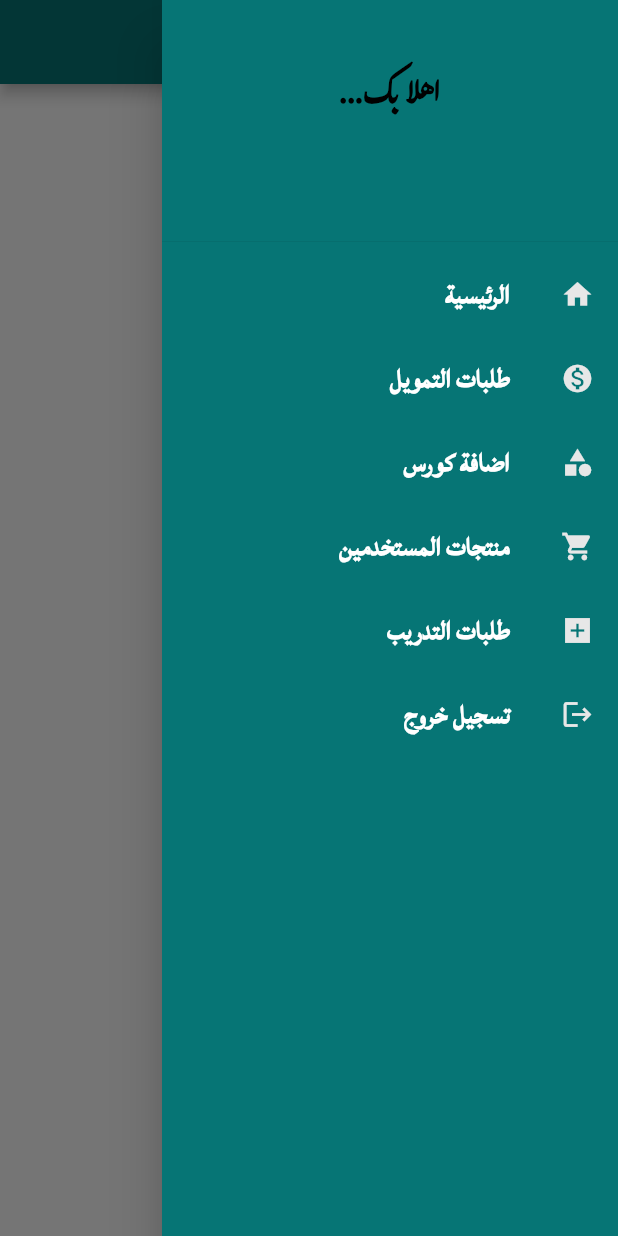
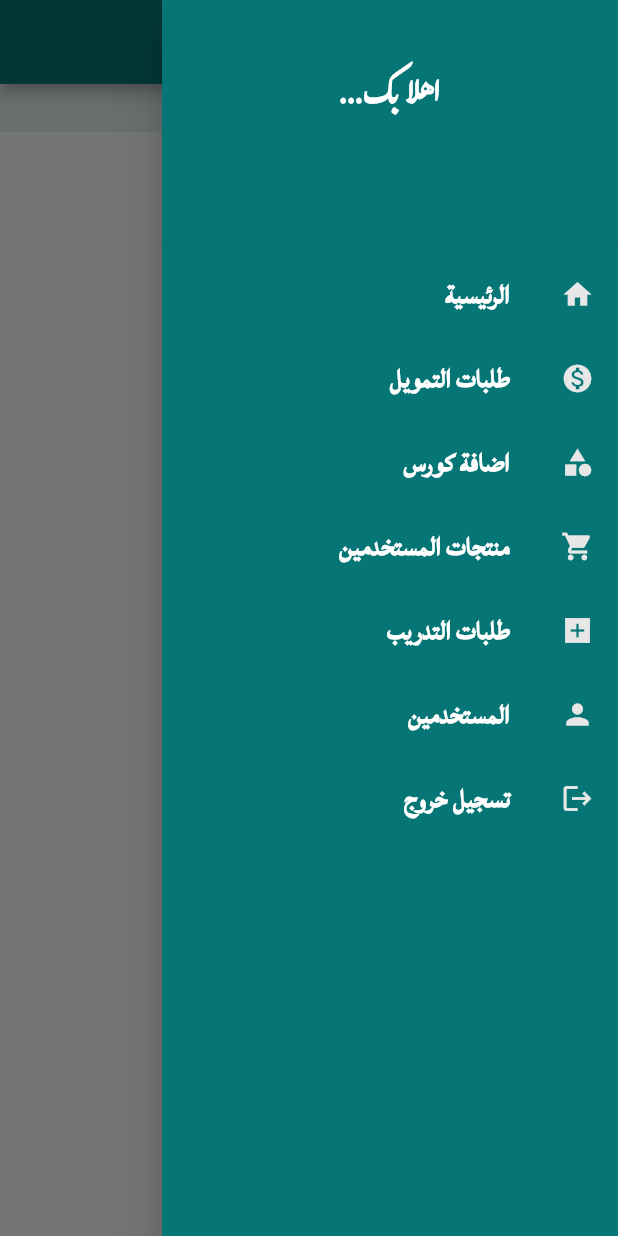
Before and after one commit to AlaaBaha/dashboardAdmain, a Flutter app: the Product_page screen opened by its route, with the side drawer open, on a phone screen of 412 x 824 dp. Run offline on Flutter 3.47's test engine with Material 2 defaults, Android fonts, the light colour scheme and no system bars; our stand-ins replace animated_text_kit, cloud_firestore, cool_alert, dropdown_search, file_picker, firebase_auth and 4 more; missing offline and left inert: loading_overlay_pro; accounts and stored records are empty.

Commit message:
the finish project dashboard

```diff
--- a/lib/View/constants/page_titles.dart
+++ b/lib/View/constants/page_titles.dart
@@ -7,4 +7,5 @@ class PageTitles {
   static const String logout = 'تسجيل خروج';
   static const String detail_course = 'تفاصيل طلب كورس التدريب';
   static const String detail_funding = 'تفاصيل طلب التمويل';
+  static const String user = 'المستخدمين';
 }
--- a/lib/View/constants/route_names.dart
+++ b/lib/View/constants/route_names.dart
@@ -8,4 +8,5 @@ class RouteNames {
   static const String register = '/register';
   static const String detail_Course = '/detail_Course';
   static const String detail_funding = '/detail_Funding';
+  static const String user = '/user';
 }
--- a/lib/View/pages/Cource_Page/AddCourse.dart
+++ b/lib/View/pages/Cource_Page/AddCourse.dart
@@ -9,6 +9,7 @@ import 'package:admaindashboard/config_Customer/size_phone.dart';
 import 'package:file_picker/file_picker.dart';
 import 'package:flutter/material.dart';
 import 'package:flutter/services.dart';
+import 'package:get/get.dart';
 import 'package:loading_overlay_pro/loading_overlay_pro.dart';
 import 'package:dropdown_search/dropdown_search.dart';
 class Course extends StatefulWidget {
@@ -181,12 +182,16 @@ class _CourseState extends State<Course> {
     );
   }
   Container textfield(String title,Icon icon,TextEditingController control){
+
     return  Container(
       child: TextFormField(
+autovalidateMode: AutovalidateMode.onUserInteraction,
           controller: control,
           validator: (val){
             if(val!.isEmpty)
               return 'الحقل مطلوب';
+            else if(control==name&&val.isNum)
+            return 'لا تدخل رقم';
           }
           ,
           onSaved: (val){
@@ -197,7 +202,6 @@ class _CourseState extends State<Course> {
           keyboardType:title=="أدخل رابط محتوى الكورس"?TextInputType.multiline:TextInputType.text,
           maxLines: title=="أدخل رابط محتوى الكورس"?4:1,
           decoration: InputDecoration(
-
             filled: true,
             fillColor: Colors.white,
             prefixIcon: icon,
--- a/lib/View/pages/Product/Product_page.dart
+++ b/lib/View/pages/Product/Product_page.dart
@@ -22,29 +22,14 @@ class _Product_pageState extends State<Product_page> {
       textDirection: TextDirection.rtl,
       child: AppScaffold(
           pageTitle: PageTitles.Product,
-          body: SingleChildScrollView(
+          body: Stack(
+            children: [
+              SingleChildScrollView(
                 child:Container(
+                  margin: EdgeInsets.only(top: 30),
                   color: backgroundColor,
                   child: Column(
                     children: [
-                  Row(
-                    mainAxisAlignment: MainAxisAlignment.spaceAround,
-                    children: [
-                      VerticalDivider(thickness: 3,width: 3,),
-                      Text("",style: Text_Style().StyleFount(size: 20, fountFamily: "body", color: Colors.black),),
-                      VerticalDivider(thickness: 3,width: 3,),
-                      Text("اسم المنتج",style: Text_Style().StyleFount(size: 22, fountFamily: "body", color: Colors.black),),
-                      if(size_phone.width!>900)VerticalDivider(thickness: 3,width: 3,),
-                      if(size_phone.width!>900) Text("مالك المنتج",style: Text_Style().StyleFount(size: 20, fountFamily: "body", color: Colors.black),),
-                      if(size_phone.width!>900)VerticalDivider(thickness: 3,width: 3,),
-                      if(size_phone.width!>900)Text("تصنيف المنتج",style: Text_Style().StyleFount(size: 20, fountFamily: "body", color: Colors.black),),
-                      if(size_phone.width!>900)VerticalDivider(thickness: 3,width: 3,),
-                      Text("سعرالمنتج",style: Text_Style().StyleFount(size: 20, fountFamily: "body", color: Colors.black),),
-                      VerticalDivider(thickness: 3,width: 3,),
-                      Text("",style: Text_Style().StyleFount(size: 20, fountFamily: "body", color: Colors.black),),
-                      VerticalDivider(thickness: 3,width: 3,),
-                    ],
-                  ),
                       Container(
                         height: size_phone.height,
                         child: StreamBuilder(
@@ -69,6 +54,28 @@ class _Product_pageState extends State<Product_page> {
                     ],
                   ),
                 ),
+              ),
+              Container(
+                color: ColorForm.withOpacity(.1),
+                child: Row(
+                  mainAxisAlignment: MainAxisAlignment.spaceAround,
+                  children: [
+                    Text("",style: Text_Style().StyleFount(size: 20, fountFamily: "body", color: Colors.black),),
+
+                    Text("اسم المنتج",style: Text_Style().StyleFount(size: 22, fountFamily: "body", color: Colors.black),),
+
+                    if(size_phone.width!>900) Text("مالك المنتج",style: Text_Style().StyleFount(size: 20, fountFamily: "body", color: Colors.black),),
+
+                    if(size_phone.width!>900)Text("تصنيف المنتج",style: Text_Style().StyleFount(size: 20, fountFamily: "body", color: Colors.black),),
+
+                    Text("سعرالمنتج",style: Text_Style().StyleFount(size: 20, fountFamily: "body", color: Colors.black),),
+
+                    Text("",style: Text_Style().StyleFount(size: 20, fountFamily: "body", color: Colors.black),),
+
+                  ],
+                ),
+              ),
+            ],
           )),
     );
   }
--- a/lib/View/widgets/app_drawer.dart
+++ b/lib/View/widgets/app_drawer.dart
@@ -50,7 +50,7 @@ class _AppDrawerState extends State<AppDrawer> with RouteAware {
                       crossAxisAlignment: CrossAxisAlignment.center,
                       children: <Widget>[
                         Text('اهلا بك...', style: Text_Style().StyleFount(size: 23,
-                        fountFamily: "header", color: Colors.black),),
+                        fountFamily: "header", color: Colors.white),),
                        Text(email!, style: Text_Style().StyleFount(size: 22,
                            fountFamily: "body", color: Colors.white),)
                       ],
@@ -64,6 +64,7 @@ class _AppDrawerState extends State<AppDrawer> with RouteAware {
               pageRoute(Icons.category, RouteNames.Course,PageTitles.Course),
               pageRoute(Icons.shopping_cart, RouteNames.Product,PageTitles.Product),
               pageRoute(Icons.add_box_sharp, RouteNames.Request_Course,PageTitles.Request_Course),
+              pageRoute(Icons.person, RouteNames.user,PageTitles.user),
 
                   ListTileTheme(
                     iconColor: Color(0xffE7E7E7),
--- a/lib/View/widgets/app_scaffold.dart
+++ b/lib/View/widgets/app_scaffold.dart
@@ -26,13 +26,11 @@ class AppScaffold extends StatelessWidget {
           child: Scaffold(
             backgroundColor: backgroundColor,
             appBar: AppBar(
-              leading:Builder(
-            builder: (BuildContext context) {
-    return IconButton(
-    icon: const Icon(Icons.menu),
-    onPressed: () { Scaffold.of(context).openDrawer(); },
-    tooltip: "",
-    );}),
+    //           leading:Builder(
+    //         builder: (BuildContext context) {
+    // return TextButton(
+    // tooltip: "", onPressed: () {  }, icon: null,
+    // );}),
               // when the app isn't displaying the mobile version of app, hide the menu button that is used to open the navigation drawer
               automaticallyImplyLeading: displayMobileLayout,
               centerTitle: true,
--- a/lib/main.dart
+++ b/lib/main.dart
@@ -11,6 +11,7 @@ import 'package:admaindashboard/View/widgets/app_route_observer.dart';
 import 'package:flutter/material.dart';
 import 'package:firebase_core/firebase_core.dart';
 import 'View/pages/home_element/home_page.dart';
+import 'View/pages/home_element/user_display.dart';
 
 void main() async{
   WidgetsFlutterBinding.ensureInitialized();
@@ -43,6 +44,7 @@ void main() async{
       RouteNames.register: (_) => const register(),
       RouteNames.detail_Course: (_) =>  show_detail_course(),
       RouteNames.detail_funding: (_) =>  show_detail_funding(),
+      RouteNames.user: (_) =>  user_display(),
 
 
     },
```
Also changed, not shown: lib/View/pages/Cource_Page/Request_Course.dart (+15 -9 lines), lib/View/pages/Cource_Page/show_detail_course.dart (+4 -4 lines), lib/View/pages/Funding_Page/Funding.dart (+22 -14 lines), lib/View/pages/Funding_Page/show_detail_Funding.dart (+16 -16 lines), lib/View/pages/home_element/analysis_section.dart (+66 -39 lines), lib/View/pages/home_element/home_page.dart (+1 -6 lines), lib/View/pages/home_element/user_display.dart (+37 -20 lines), lib/View/pages/login/login.dart (+7 -5 lines), lib/View/pages/login/register.dart (+6 -6 lines). Lines whose indentation alone changed are shown as unchanged.
